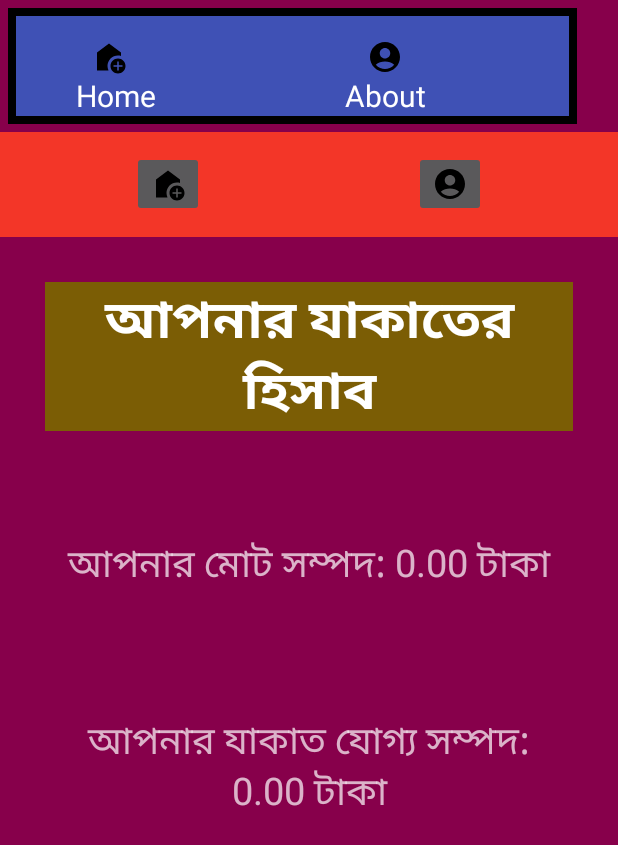
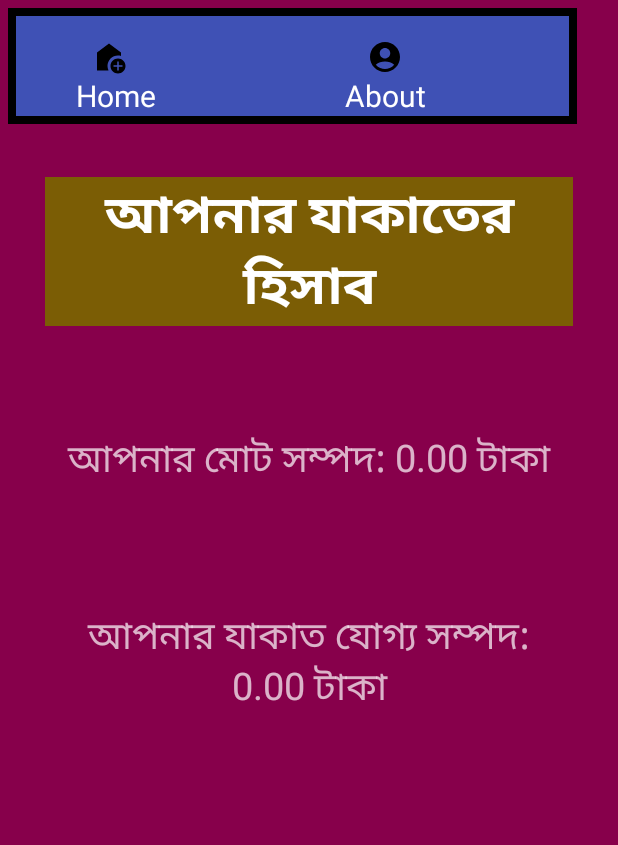
Before and after one commit to editionsojib/Zakat_Calculator_C._P, an Android app: the ResultActivity screen opened directly, with no data from a screen before it, on a phone screen of 412 x 824 dp. Shown: the top 845 px of the screen. Run offline under Robolectric (Android 15) with nearby library versions, the light colour scheme and no system bars.

Commit message:
Initial commit

```diff
--- a/app/src/main/res/layout/actionbar_menu.xml
+++ /dev/null
@@ -1,30 +0,0 @@
-<?xml version="1.0" encoding="utf-8"?>
-<LinearLayout xmlns:android="http://schemas.android.com/apk/res/android"
-    xmlns:app="http://schemas.android.com/apk/res-auto"
-    xmlns:tools="http://schemas.android.com/tools"
-    android:id="@+id/main"
-    android:layout_width="match_parent"
-    android:layout_height="70dp"
-    android:background="#F33628"
-    android:orientation="horizontal"
-    android:gravity="center"
-    tools:context=".Actionbar_Menu">
-
-    <ImageButton
-        android:id="@+id/ic_home"
-        android:layout_width="wrap_content"
-        android:layout_height="wrap_content"
-        android:src="@drawable/ic_home"
-        android:layout_marginRight="70dp"
-
-        />
-
-    <ImageButton
-        android:id="@+id/ic_about"
-        android:layout_width="wrap_content"
-        android:layout_height="wrap_content"
-        android:src="@drawable/ic_about"
-        android:layout_marginLeft="70dp"
-        />
-
-</LinearLayout>
--- a/app/src/main/res/layout/activity_calculate.xml
+++ b/app/src/main/res/layout/activity_calculate.xml
@@ -6,10 +6,12 @@
     android:layout_width="match_parent"
     android:layout_height="match_parent"
     android:orientation="vertical"
-    tools:context=".CalculateActivity">
+    tools:context=".CalculateActivity"
+    android:background="#ff008d"
+    >
 
     <include
-        layout="@layout/actionbar_menu"
+        layout="@layout/tool_bar"
         android:layout_gravity="bottom"/>
 
 
--- a/app/src/main/res/layout/activity_result.xml
+++ b/app/src/main/res/layout/activity_result.xml
@@ -13,11 +13,6 @@
     <include
         layout="@layout/tool_bar"
         android:layout_gravity="bottom"/>
-
-    <include
-        layout="@layout/actionbar_menu"
-        android:layout_gravity="bottom"/>
-
 
 
     <TextView
```
Also changed, not shown: app/src/main/java/com/editions/zakat/Actionbar_Menu.java (deleted, +0 -61 lines), app/src/main/java/com/editions/zakat/CalculateActivity.java (+1 -7 lines), app/src/main/res/layout/about_me.xml (deleted, +0 -64 lines), app/src/main/res/layout/activity_about_me.xml (+6 -1 lines).
